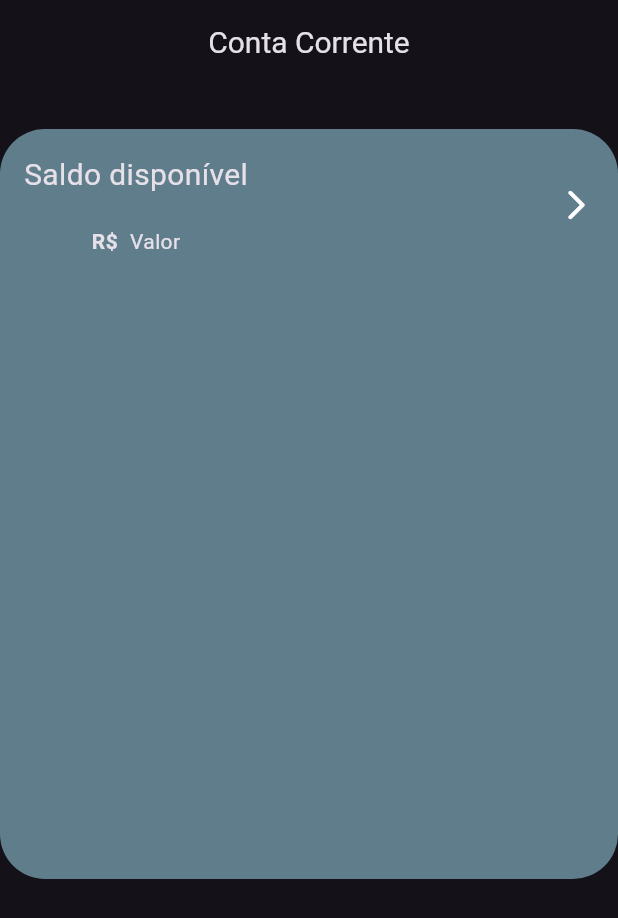
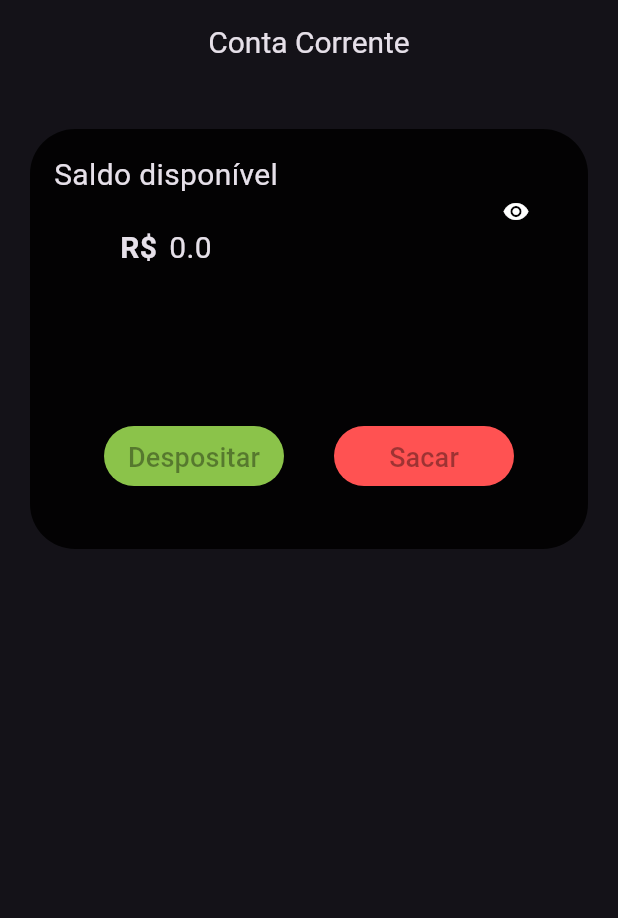
Before and after one commit to pablo-sa10/Flutter_Teste, a Flutter app: the screen it shows after launch, on a phone screen of 412 x 824 dp. Shown: the top 918 px of the screen. Run offline on Flutter 3.47's test engine with Material 3 defaults, Android fonts, the phone set to English and light mode, and no system bars.

Commit message:
Lógica de saque, depósito e ocultar visibilidade do saldo estão prontos

```diff
--- a/lib/pages/home.dart
+++ b/lib/pages/home.dart
@@ -8,6 +8,33 @@ class Home extends StatefulWidget {
 }
 
 class _HomeState extends State<Home> {
+  double _balance = 0;
+  bool _opacity = false;
+
+  void deposit() {
+    setState(() {
+      _balance += 100;
+    });
+  }
+
+  void withdraw(context) {
+    if (_balance >= 50) {
+      setState(() {
+        _balance -= 50;
+      });
+    } else {
+       ScaffoldMessenger.of(context).showSnackBar(const SnackBar(
+         content: Text("Saldo insuficiente")
+       ));
+    }
+  }
+
+  void toggleHide() {
+    setState(() {
+      _opacity = !_opacity;
+    });
+  }
+
   @override
   Widget build(BuildContext context) {
     return Scaffold(
@@ -19,16 +46,16 @@ class _HomeState extends State<Home> {
         ),
       ),
       body: Padding(
-        padding: const EdgeInsets.fromLTRB(0, 30, 0, 10),
+        padding: const EdgeInsets.fromLTRB(20, 30, 20, 10),
         child: ListView(
           children: [
             Container(
-              height: 500,
+              height: 280,
               decoration: BoxDecoration(
                   borderRadius: BorderRadius.circular(30),
-                  color: Colors.blueGrey),
-              child: const Padding(
-                padding: EdgeInsets.all(16.0),
+                  color: Colors.black87),
+              child: Padding(
+                padding: const EdgeInsets.all(16.0),
                 child: Column(
                   children: [
                     Row(
@@ -36,30 +63,73 @@ class _HomeState extends State<Home> {
                       children: [
                         Column(
                           children: [
-                            Text(
+                            const Text(
                               "Saldo disponível",
                               style: TextStyle(fontSize: 20),
                             ),
-                            SizedBox(
+                            const SizedBox(
                               height: 20,
                             ),
                             Row(
                               children: [
-                                Text(
+                                const Text(
                                   "R\$",
-                                  style: TextStyle(fontWeight: FontWeight.bold),
+                                  style: TextStyle(
+                                      fontWeight: FontWeight.bold,
+                                      fontSize: 20),
                                 ),
                                 Padding(
-                                  padding: EdgeInsets.only(left: 8),
-                                  child: Text("Valor"),
+                                  padding: const EdgeInsets.only(left: 8),
+                                  child: Text(
+                                    !_opacity ? "$_balance" : "--------",
+                                    style: const TextStyle(fontSize: 20),
+                                  ),
                                 )
                               ],
                             ),
                           ],
                         ),
-                        Icon(Icons.arrow_forward_ios_rounded)
+                        TextButton(
+                          onPressed: () => {toggleHide()},
+                          style: TextButton.styleFrom(iconColor: Colors.white),
+                          child: !_opacity
+                              ? const Icon(Icons.visibility)
+                              : const Icon(Icons.visibility_off),
+                        )
                       ],
                     ),
+                    const SizedBox(
+                      height: 100,
+                    ),
+                    Row(
+                      mainAxisAlignment: MainAxisAlignment.spaceEvenly,
+                      children: [
+                        TextButton(
+                          onPressed: () => {deposit()},
+                          style: TextButton.styleFrom(
+                            backgroundColor: Colors.lightGreen,
+                            foregroundColor: Colors.black38,
+                            fixedSize: const Size(120, 30),
+                          ),
+                          child: const Text(
+                            "Despositar",
+                            style: TextStyle(fontSize: 18),
+                          ),
+                        ),
+                        TextButton(
+                          onPressed: () => {withdraw(context)},
+                          style: TextButton.styleFrom(
+                            backgroundColor: Colors.redAccent,
+                            foregroundColor: Colors.black38,
+                            fixedSize: const Size(120, 30),
+                          ),
+                          child: const Text(
+                            "Sacar",
+                            style: TextStyle(fontSize: 18),
+                          ),
+                        )
+                      ],
+                    )
                   ],
                 ),
               ),
```
